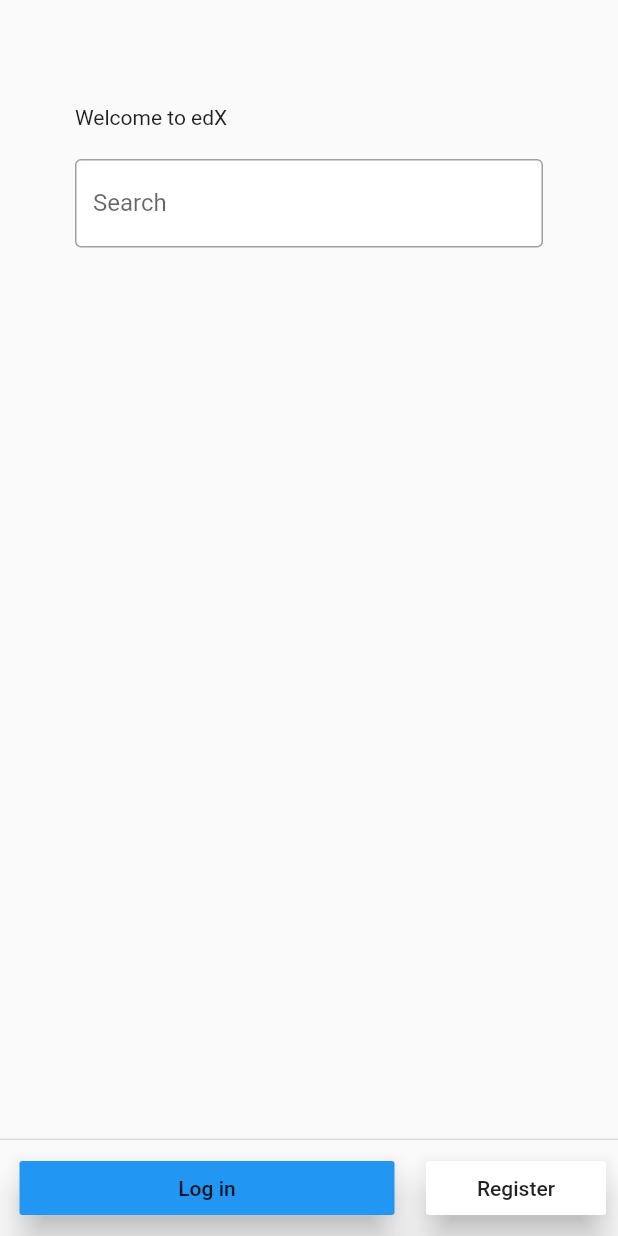
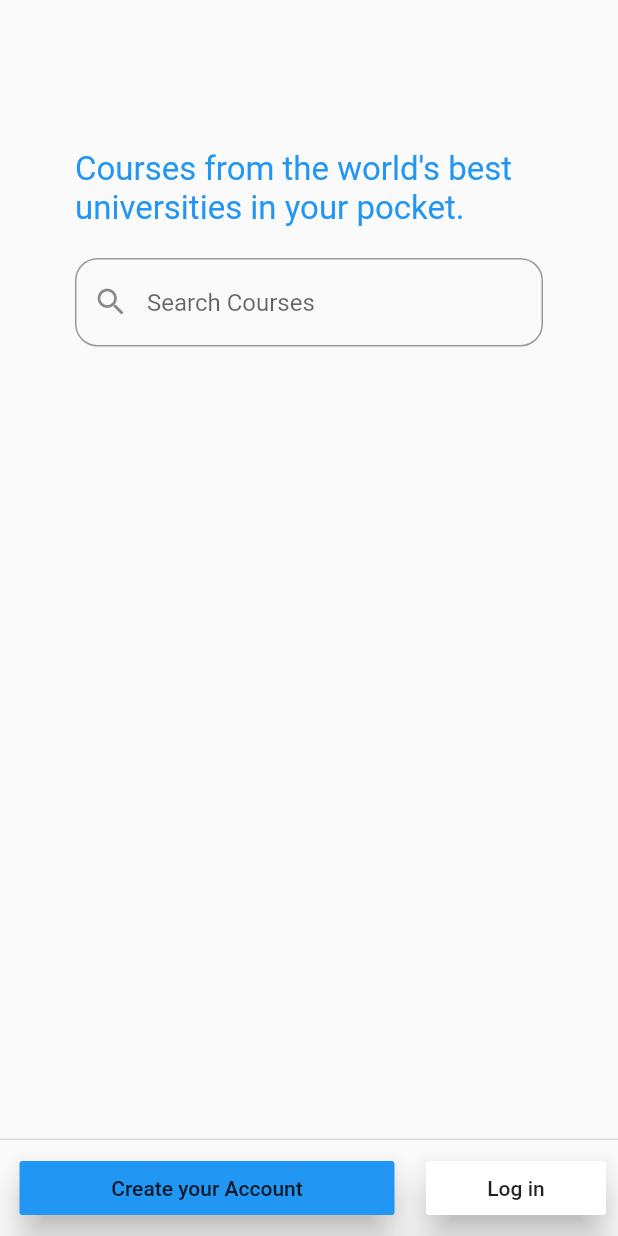
Before and after one commit to 3Console/edX, a Flutter app: the screen it shows after launch, on a phone screen of 412 x 824 dp. Run offline on Flutter 3.47's test engine with Material 2 defaults, Android fonts, the phone set to English and light mode, and no system bars; our stand-ins replace firebase_auth, flutter_spinkit; accounts and stored records are empty.

Commit message:
Update Welcome screen

```diff
--- a/lib/pages/home/welcome.dart
+++ b/lib/pages/home/welcome.dart
@@ -1,4 +1,5 @@
 import 'package:flutter/material.dart';
+import 'package:flutter/rendering.dart';
 import 'package:flutterapp/pages/authenticate/authenticate.dart';
 import 'package:flutterapp/pages/shared/constants.dart';
 
@@ -11,11 +12,21 @@ class WelcomePage extends StatelessWidget {
         child: Column(
           crossAxisAlignment: CrossAxisAlignment.start,
           children: <Widget>[
-            SizedBox(height: 20),
-            Text('Welcome to edX'),
+            SizedBox(height: 50),
+            Text("Courses from the world's best universities in your pocket.",
+              style: TextStyle(fontSize: 22, color: Colors.blue),),
             SizedBox(height: 20),
             TextFormField(
-              decoration: textInputDecoration.copyWith(labelText: 'Search'),
+              decoration: InputDecoration(
+                prefixIcon: Icon(Icons.search),
+                hintText: 'Search Courses',
+                border: OutlineInputBorder(
+                    borderSide: BorderSide(color: Colors.blue, width: 32.0),
+                    borderRadius: BorderRadius.circular(15.0)),
+                focusedBorder: OutlineInputBorder(
+                    borderSide: BorderSide(color: Colors.white, width: 32.0),
+                    borderRadius: BorderRadius.circular(15.0)),
+              ),
             )
           ],
         ),
@@ -28,13 +39,13 @@ class WelcomePage extends StatelessWidget {
               Navigator.push(
                 context,
                 MaterialPageRoute(
-                  builder: (context) => Authenticate(showSignIn: true),
+                  builder: (context) => Authenticate(showSignIn: false),
                 )
               );
             },
             elevation: 10,
             color: Colors.blue,
-            child: Text('Log in'),
+            child: Text('Create your Account'),
           ),
         ),
         SizedBox(width: 5),
@@ -43,15 +54,15 @@ class WelcomePage extends StatelessWidget {
           child: RaisedButton(
             onPressed: () {
               Navigator.push(
-                context,
-                MaterialPageRoute(
-                  builder: (context) => Authenticate(showSignIn: false),
-                )
+                  context,
+                  MaterialPageRoute(
+                    builder: (context) => Authenticate(showSignIn: true),
+                  )
               );
             },
             elevation: 10,
             color: Colors.white,
-            child: Text('Register'),
+            child: Text('Log in'),
           ),
         ),
       ],
```
